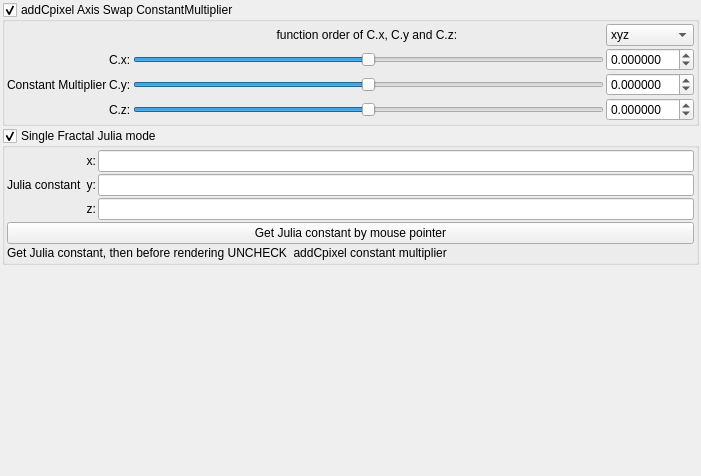
Old version of the form mandelbulber2/qt_data/fractal_transf_add_Cpixel_axis_swap.ui in the repository buddhi1980/mandelbulber2.
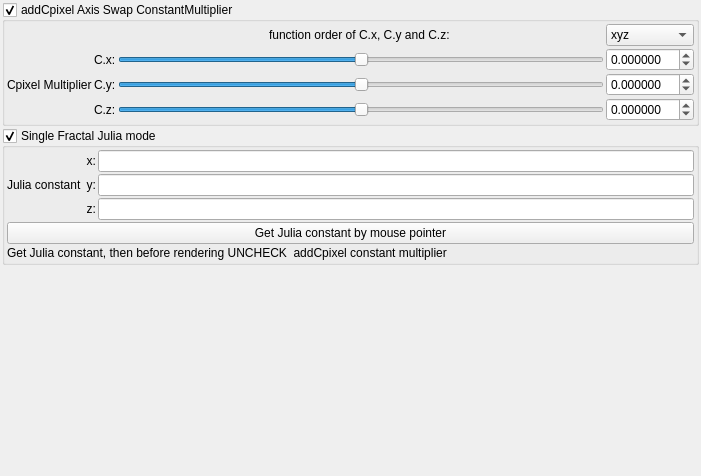
New version of the form. Custom widgets are drawn as their Qt base class.

```diff
--- a/mandelbulber2/qt_data/fractal_transf_add_Cpixel_axis_swap.ui
+++ b/mandelbulber2/qt_data/fractal_transf_add_Cpixel_axis_swap.ui
@@ -281,7 +281,7 @@
         <item row="2" column="0">
          <widget class="QLabel" name="label_108">
           <property name="text">
-           <string>Constant Multiplier</string>
+           <string>Cpixel Multiplier</string>
           </property>
          </widget>
         </item>
```
